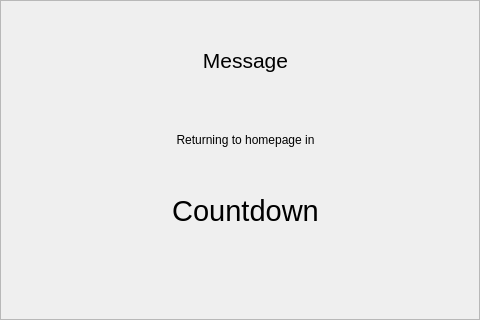
Qt form bell-client/ui-designer/Main-Window.ui (tillgo/ring-doorbell) before a commit.
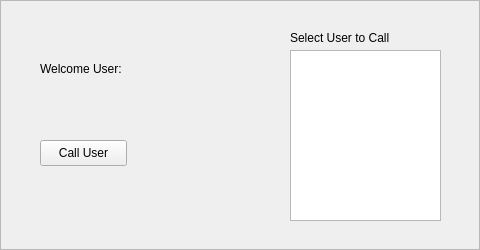
The same form after that commit. Icons and pictures are not drawn.

Commit message: show user id

What changed in the file:
```diff
--- a/bell-client/ui-designer/Main-Window.ui
+++ b/bell-client/ui-designer/Main-Window.ui
@@ -7,38 +7,32 @@
     <x>0</x>
     <y>0</y>
     <width>480</width>
-    <height>320</height>
+    <height>250</height>
    </rect>
   </property>
   <property name="maximumSize">
    <size>
     <width>480</width>
-    <height>320</height>
+    <height>250</height>
    </size>
   </property>
   <property name="windowTitle">
    <string>MainWindow</string>
   </property>
   <widget class="QWidget" name="centralwidget">
-   <property name="minimumSize">
-    <size>
-     <width>480</width>
-     <height>320</height>
-    </size>
-   </property>
    <widget class="QFrame" name="main_frame">
     <property name="geometry">
      <rect>
       <x>0</x>
       <y>0</y>
       <width>480</width>
-      <height>320</height>
+      <height>250</height>
      </rect>
     </property>
     <property name="maximumSize">
      <size>
       <width>480</width>
-      <height>320</height>
+      <height>250</height>
      </size>
     </property>
     <property name="frameShape">
@@ -51,7 +45,7 @@
      <item>
       <widget class="QStackedWidget" name="page_stacked_widget">
        <property name="currentIndex">
-        <number>3</number>
+        <number>0</number>
        </property>
        <widget class="QWidget" name="greeting_page">
         <widget class="QLabel" name="uid_label">
@@ -93,22 +87,12 @@
           <string>Call User</string>
          </property>
         </widget>
-        <widget class="QListView" name="userList">
-         <property name="geometry">
-          <rect>
-           <x>275</x>
-           <y>41</y>
-           <width>171</width>
-           <height>171</height>
-          </rect>
-         </property>
-        </widget>
         <widget class="QLabel" name="label_2">
          <property name="geometry">
           <rect>
            <x>280</x>
            <y>20</y>
-           <width>111</width>
+           <width>151</width>
            <height>16</height>
           </rect>
          </property>
@@ -116,15 +100,25 @@
           <string>Select User to Call</string>
          </property>
         </widget>
+        <widget class="QListWidget" name="userList">
+         <property name="geometry">
+          <rect>
+           <x>280</x>
+           <y>40</y>
+           <width>151</width>
+           <height>171</height>
+          </rect>
+         </property>
+        </widget>
        </widget>
        <widget class="QWidget" name="call_page">
-        <widget class="QLabel" name="video_label">
+        <widget class="QLabel" name="label">
          <property name="geometry">
           <rect>
-           <x>-10</x>
-           <y>-10</y>
-           <width>481</width>
-           <height>321</height>
+           <x>120</x>
+           <y>10</y>
+           <width>211</width>
+           <height>61</height>
           </rect>
          </property>
          <property name="text">
@@ -168,67 +162,17 @@
           <string>Scan your card</string>
          </property>
         </widget>
-       </widget>
-       <widget class="QWidget" name="after_call_page">
-        <widget class="QLabel" name="call_end_message">
+        <widget class="QPushButton" name="pushButton">
          <property name="geometry">
           <rect>
-           <x>30</x>
-           <y>10</y>
-           <width>411</width>
-           <height>81</height>
+           <x>330</x>
+           <y>200</y>
+           <width>121</width>
+           <height>26</height>
           </rect>
          </property>
-         <property name="font">
-          <font>
-           <pointsize>16</pointsize>
-          </font>
-         </property>
-         <property name="layoutDirection">
-          <enum>Qt::LeftToRight</enum>
-         </property>
          <property name="text">
-          <string>Message</string>
-         </property>
-         <property name="alignment">
-          <set>Qt::AlignCenter</set>
-         </property>
-        </widget>
-        <widget class="QLabel" name="countdown">
-         <property name="geometry">
-          <rect>
-           <x>130</x>
-           <y>160</y>
-           <width>211</width>
-           <height>81</height>
-          </rect>
-         </property>
-         <property name="font">
-          <font>
-           <pointsize>22</pointsize>
-          </font>
-         </property>
-         <property name="text">
-          <string>Countdown</string>
-         </property>
-         <property name="alignment">
-          <set>Qt::AlignCenter</set>
-         </property>
-        </widget>
-        <widget class="QLabel" name="label">
-         <property name="geometry">
-          <rect>
-           <x>140</x>
-           <y>120</y>
-           <width>191</width>
-           <height>20</height>
-          </rect>
-         </property>
-         <property name="text">
-          <string>Returning to homepage in</string>
-         </property>
-         <property name="alignment">
-          <set>Qt::AlignCenter</set>
+          <string>I have no card</string>
          </property>
         </widget>
        </widget>
```
Left out of the diff: 4 changed lines with no effect on the pictures. The commit also changes 1 other file.
